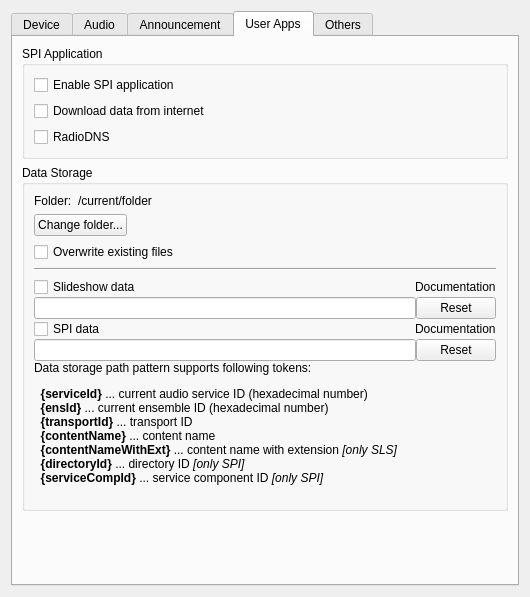
This is gui/setupdialog.ui in KejPi/AbracaDABra as Qt 5 draws it before an edit. The edited form follows.
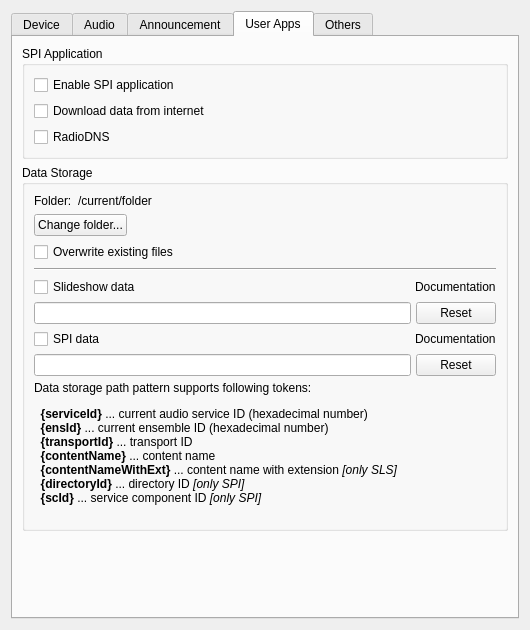
This is the edited form. Custom widgets are drawn as their Qt base class.

Commit message: UA storage path tokens modified.

Diff of the .ui file:
```diff
--- a/gui/setupdialog.ui
+++ b/gui/setupdialog.ui
@@ -7,7 +7,7 @@
     <x>0</x>
     <y>0</y>
     <width>530</width>
-    <height>597</height>
+    <height>630</height>
    </rect>
   </property>
   <property name="minimumSize">
@@ -1445,7 +1445,7 @@
           <item>
            <layout class="QVBoxLayout" name="verticalLayout_13">
             <property name="spacing">
-             <number>0</number>
+             <number>5</number>
             </property>
             <item>
              <layout class="QHBoxLayout" name="horizontalLayout_18">
@@ -1559,10 +1559,13 @@
 &amp;nbsp;&amp;nbsp;&lt;b&gt;{contentName}&lt;/b&gt; ... content name&lt;br&gt;
 &amp;nbsp;&amp;nbsp;&lt;b&gt;{contentNameWithExt}&lt;/b&gt; ... content name with extension &lt;i&gt;[only SLS]&lt;/i&gt;&lt;br&gt;
 &amp;nbsp;&amp;nbsp;&lt;b&gt;{directoryId}&lt;/b&gt; ... directory ID &lt;i&gt;[only SPI]&lt;/i&gt;&lt;br&gt;  
-&amp;nbsp;&amp;nbsp;&lt;b&gt;{serviceCompId}&lt;/b&gt; ... service component ID &lt;i&gt;[only SPI]&lt;/i&gt;&lt;br&gt;
+&amp;nbsp;&amp;nbsp;&lt;b&gt;{scId}&lt;/b&gt; ... service component ID &lt;i&gt;[only SPI]&lt;/i&gt;&lt;br&gt;
 &lt;/p&gt;
 &lt;/body&gt;&lt;/html&gt;</string>
               </property>
+              <property name="wordWrap">
+               <bool>true</bool>
+              </property>
              </widget>
             </item>
            </layout>
```
The commit also changes 2 other files.
